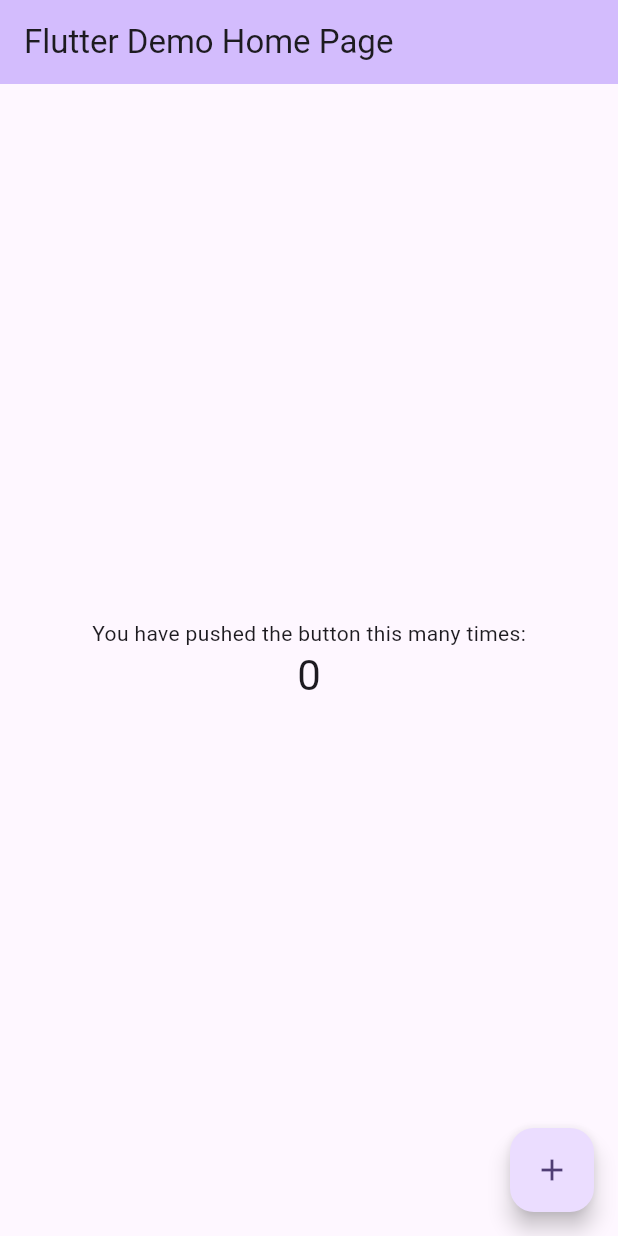
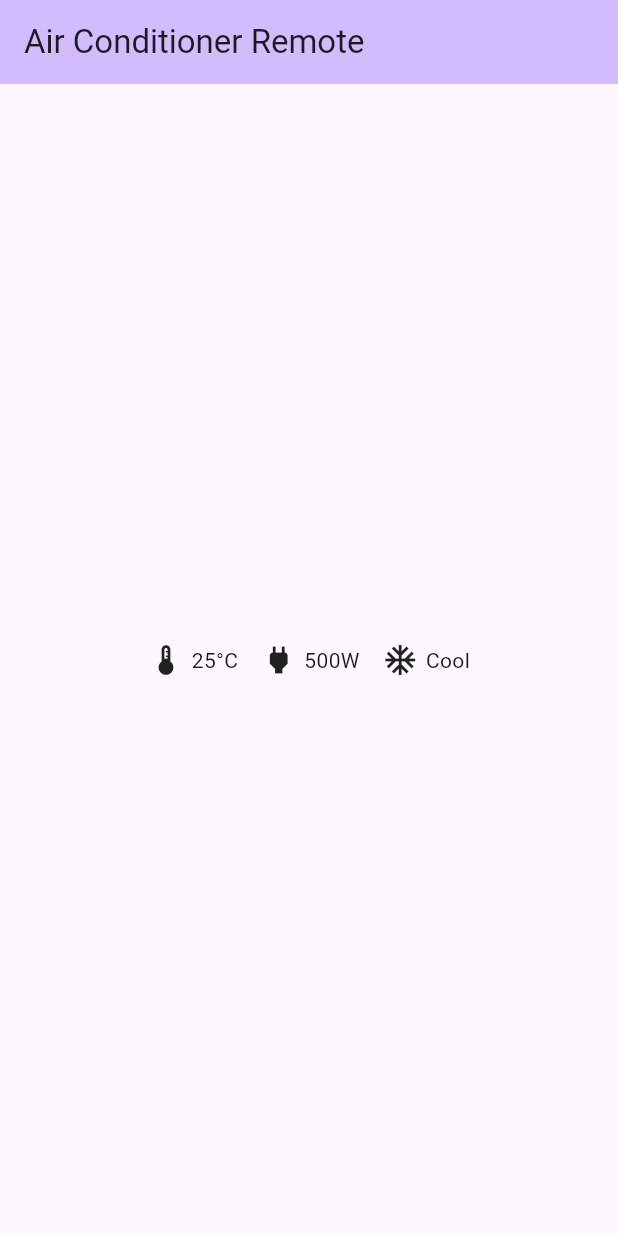
Before and after one commit to katagiri-tetsuto/Sechack365_3_teamA, a Flutter app: the screen it shows after launch, on a phone screen of 412 x 824 dp. Run offline on Flutter 3.47's test engine with Material 3 defaults, Android fonts, the phone set to English and light mode, and no system bars.

Commit message:
上部UI　温度、電力、モード記載

```diff
--- a/mobileui/lib/main.dart
+++ b/mobileui/lib/main.dart
@@ -7,45 +7,20 @@
 class MyApp extends StatelessWidget {
   const MyApp({super.key});
 
-  // This widget is the root of your application.
   @override
   Widget build(BuildContext context) {
     return MaterialApp(
-      title: 'Flutter Demo',
+      title: 'Air Conditioner Remote',
       theme: ThemeData(
-        // This is the theme of your application.
-        //
-        // TRY THIS: Try running your application with "flutter run". You'll see
-        // the application has a purple toolbar. Then, without quitting the app,
-        // try changing the seedColor in the colorScheme below to Colors.green
-        // and then invoke "hot reload" (save your changes or press the "hot
-        // reload" button in a Flutter-supported IDE, or press "r" if you used
-        // the command line to start the app).
-        //
-        // Notice that the counter didn't reset back to zero; the application
-        // state is not lost during the reload. To reset the state, use hot
-        // restart instead.
-        //
-        // This works for code too, not just values: Most code changes can be
-        // tested with just a hot reload.
         colorScheme: ColorScheme.fromSeed(seedColor: Colors.deepPurple),
       ),
-      home: const MyHomePage(title: 'Flutter Demo Home Page'),
+      home: const MyHomePage(title: 'Air Conditioner Remote'),
     );
   }
 }
 
 class MyHomePage extends StatefulWidget {
   const MyHomePage({super.key, required this.title});
-
-  // This widget is the home page of your application. It is stateful, meaning
-  // that it has a State object (defined below) that contains fields that affect
-  // how it looks.
-
-  // This class is the configuration for the state. It holds the values (in this
-  // case the title) provided by the parent (in this case the App widget) and
-  // used by the build method of the State. Fields in a Widget subclass are
-  // always marked "final".
 
   final String title;
 
@@ -54,69 +29,36 @@
 }
 
 class _MyHomePageState extends State<MyHomePage> {
-  int _counter = 0;
-
-  void _incrementCounter() {
-    setState(() {
-      // This call to setState tells the Flutter framework that something has
-      // changed in this State, which causes it to rerun the build method below
-      // so that the display can reflect the updated values. If we changed
-      // _counter without calling setState(), then the build method would not be
-      // called again, and so nothing would appear to happen.
-      _counter++;
-    });
-  }
-
   @override
   Widget build(BuildContext context) {
-    // This method is rerun every time setState is called, for instance as done
-    // by the _incrementCounter method above.
-    //
-    // The Flutter framework has been optimized to make rerunning build methods
-    // fast, so that you can just rebuild anything that needs updating rather
-    // than having to individually change instances of widgets.
     return Scaffold(
       appBar: AppBar(
-        // TRY THIS: Try changing the color here to a specific color (to
-        // Colors.amber, perhaps?) and trigger a hot reload to see the AppBar
-        // change color while the other colors stay the same.
         backgroundColor: Theme.of(context).colorScheme.inversePrimary,
-        // Here we take the value from the MyHomePage object that was created by
-        // the App.build method, and use it to set our appbar title.
         title: Text(widget.title),
       ),
       body: Center(
-        // Center is a layout widget. It takes a single child and positions it
-        // in the middle of the parent.
         child: Column(
-          // Column is also a layout widget. It takes a list of children and
-          // arranges them vertically. By default, it sizes itself to fit its
-          // children horizontally, and tries to be as tall as its parent.
-          //
-          // Column has various properties to control how it sizes itself and
-          // how it positions its children. Here we use mainAxisAlignment to
-          // center the children vertically; the main axis here is the vertical
-          // axis because Columns are vertical (the cross axis would be
-          // horizontal).
-          //
-          // TRY THIS: Invoke "debug painting" (choose the "Toggle Debug Paint"
-          // action in the IDE, or press "p" in the console), to see the
-          // wireframe for each widget.
           mainAxisAlignment: MainAxisAlignment.center,
           children: <Widget>[
-            const Text('You have pushed the button this many times:'),
-            Text(
-              '$_counter',
-              style: Theme.of(context).textTheme.headlineMedium,
+            Row(
+              mainAxisAlignment: MainAxisAlignment.center,
+              children: [
+                Icon(Icons.thermostat),
+                SizedBox(width: 5),
+                Text('25°C'),
+                SizedBox(width: 15),
+                Icon(Icons.power),
+                SizedBox(width: 5),
+                Text('500W'),
+                SizedBox(width: 15),
+                Icon(Icons.ac_unit),
+                SizedBox(width: 5),
+                Text('Cool'),
+              ],
             ),
           ],
         ),
       ),
-      floatingActionButton: FloatingActionButton(
-        onPressed: _incrementCounter,
-        tooltip: 'Increment',
-        child: const Icon(Icons.add),
-      ), // This trailing comma makes auto-formatting nicer for build methods.
     );
   }
 }
```
